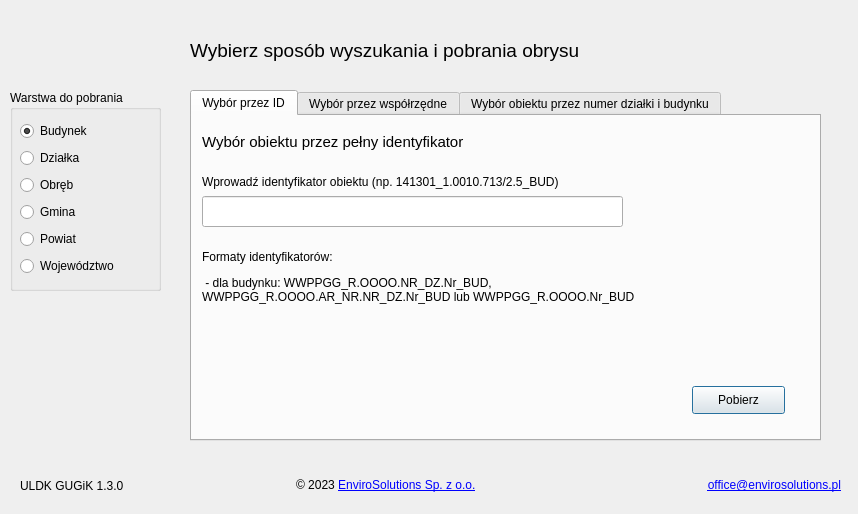
The window that uldk_gugik_dialog_base.ui (envirosolutionspl/uldk_gugik) describes before a commit, drawn with Qt 5.
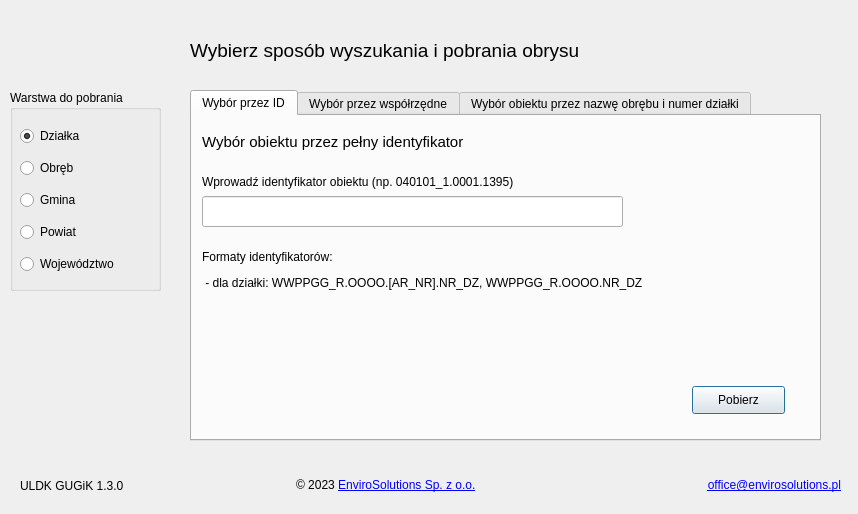
The same window after the commit. The open tabs and pages were chosen to show the change. Icons and pictures are not drawn. Custom widgets are drawn as their Qt base class.

Commit message: Mniejsze zmiany

Patch:
```diff
--- a/uldk_gugik_dialog_base.ui
+++ b/uldk_gugik_dialog_base.ui
@@ -89,7 +89,7 @@
       </rect>
      </property>
      <property name="text">
-      <string>Wprowadź identyfikator obiektu (np. 141301_1.0010.713/2.5_BUD)</string>
+      <string>Wprowadź identyfikator obiektu (np. 040101_1.0001.1395)</string>
      </property>
     </widget>
     <widget class="QLineEdit" name="edit_id">
@@ -144,7 +144,7 @@
       </rect>
      </property>
      <property name="text">
-      <string> - dla budynku: WWPPGG_R.OOOO.NR_DZ.Nr_BUD, WWPPGG_R.OOOO.AR_NR.NR_DZ.Nr_BUD lub WWPPGG_R.OOOO.Nr_BUD</string>
+      <string> - dla działki: WWPPGG_R.OOOO.[AR_NR].NR_DZ, WWPPGG_R.OOOO.NR_DZ</string>
      </property>
      <property name="alignment">
       <set>Qt::AlignLeading|Qt::AlignLeft|Qt::AlignTop</set>
@@ -416,7 +416,7 @@
      <bool>true</bool>
     </property>
     <attribute name="title">
-     <string>Wybór obiektu przez numer działki i budynku</string>
+     <string>Wybór obiektu przez nazwę obrębu i numer działki</string>
     </attribute>
     <widget class="QLabel" name="lbl_desc_tab3">
      <property name="geometry">
@@ -637,19 +637,6 @@
      </rect>
     </property>
     <layout class="QVBoxLayout" name="verticalLayout">
-     <item>
-      <widget class="QRadioButton" name="rdb_bu">
-       <property name="enabled">
-        <bool>true</bool>
-       </property>
-       <property name="text">
-        <string>Budynek</string>
-       </property>
-       <property name="checked">
-        <bool>true</bool>
-       </property>
-      </widget>
-     </item>
      <item>
       <widget class="QRadioButton" name="rdb_dz">
        <property name="text">
@@ -659,7 +646,7 @@
         <bool>true</bool>
        </property>
        <property name="checked">
-        <bool>false</bool>
+        <bool>true</bool>
        </property>
       </widget>
      </item>
```
Left out of the diff: 5 changed lines with no effect on the pictures. The commit also changes 1 other file.
